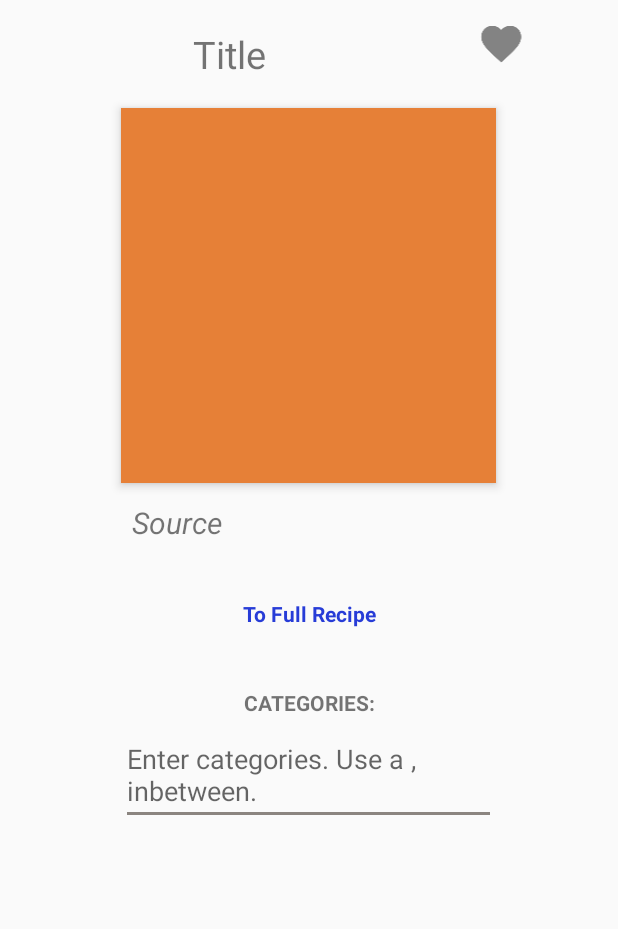
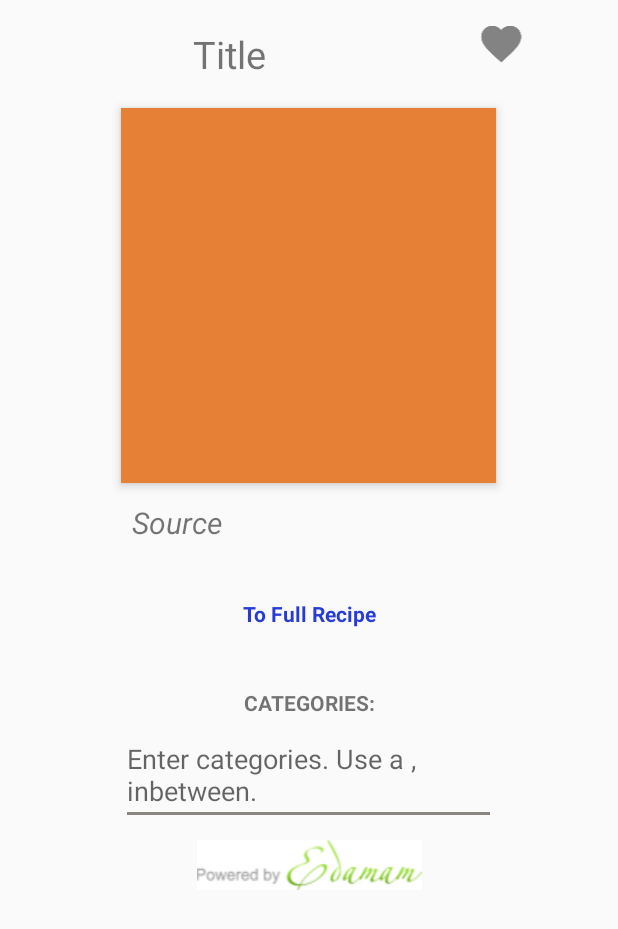
Before and after one commit to FoochiRien/moms_cookbook, an Android app: the layout api_recipe_detail_layout.xml on its own in the app's theme, with its tools: preview values and no code run, on a phone screen of 412 x 824 dp. Shown: the top 929 px of the screen. Run offline under Robolectric (Android 15) with nearby library versions, the phone set to English and light mode, and no system bars.

Commit message:
edmama links

```diff
--- a/Cookbook_app/app/src/main/res/layout/api_recipe_detail_layout.xml
+++ b/Cookbook_app/app/src/main/res/layout/api_recipe_detail_layout.xml
@@ -83,4 +83,12 @@
         android:layout_width="250dp"
         android:layout_height="wrap_content"/>
 
+    <ImageView
+        android:id="@+id/edamam_searchresults"
+        android:layout_width="match_parent"
+        android:layout_height="wrap_content"
+        android:layout_gravity="bottom"
+        android:layout_marginTop="10dp"
+        android:src="@drawable/edamam2_logo"/>
+
 </LinearLayout>
--- a/Cookbook_app/app/src/main/res/layout/custom_toolbar_layout.xml
+++ b/Cookbook_app/app/src/main/res/layout/custom_toolbar_layout.xml
@@ -12,7 +12,7 @@
         android:layout_height="?attr/actionBarSize"
         android:layout_marginLeft="0dp"
         android:layout_marginTop="-7dp"
-        android:background="@color/colorAccent"
+        android:background="@color/cookbook_background"
         android:theme="@style/ThemeOverlay.AppCompat.Light"
         android:popupTheme="@style/ThemeOverlay.AppCompat.Light"/>
 
--- a/Cookbook_app/app/src/main/res/layout/fragment_api_detai_recipe.xml
+++ b/Cookbook_app/app/src/main/res/layout/fragment_api_detai_recipe.xml
@@ -73,6 +73,7 @@
         android:text=""/>
 
     <ImageView
+        android:id="@+id/edamam_saved_recipe"
         android:layout_width="match_parent"
         android:layout_height="wrap_content"
         android:layout_gravity="bottom"
--- a/Cookbook_app/app/src/main/res/values/colors.xml
+++ b/Cookbook_app/app/src/main/res/values/colors.xml
@@ -3,4 +3,6 @@
     <color name="colorPrimary">#FF9800</color>
     <color name="colorPrimaryDark">#E65100</color>
     <color name="colorAccent">#8b8580</color>
+
+    <color name="cookbook_background">#FF9800</color>
 </resources>
```
Also changed, not shown: Cookbook_app/app/src/main/java/com/adrienne/cookbook_app/APISearch/ApiResultDetailActivity.java (+11 -3 lines), Cookbook_app/app/src/main/java/com/adrienne/cookbook_app/DetailViewofRecipe/SavedAPIRecipe/ApiDetaiRecipeFragment.java (+11 -1 lines).
